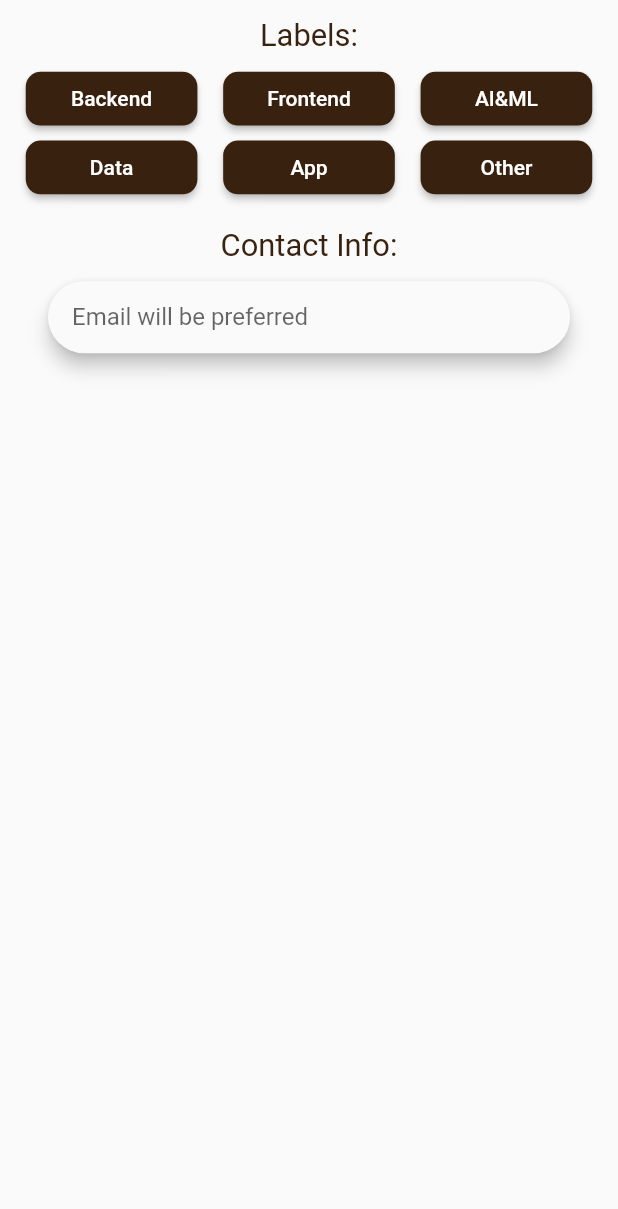
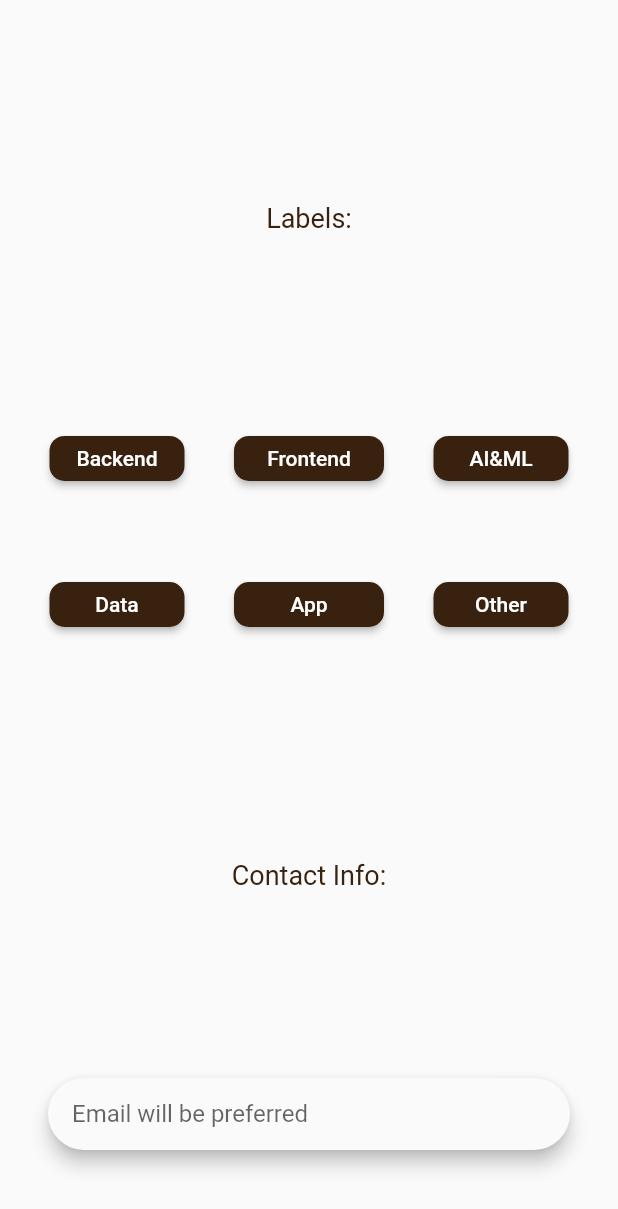
Before and after one commit to Code4Good-UWMadison/UWanted, a Flutter app: the BottomPart widget shown alone on an empty page, opened directly, on a phone screen of 412 x 824 dp. Shown: the top 1209 px of the screen. Run offline on Flutter 3.47's test engine with Material 2 defaults, Android fonts, the phone set to English and light mode, and no system bars; our stand-ins replace cloud_firestore, firebase_auth; accounts and stored records are empty.

Commit message:
Adapt the original version of SendRequest

```diff
--- a/lib/pages/send_request.dart
+++ b/lib/pages/send_request.dart
@@ -1,31 +1,30 @@
 import 'package:flutter/material.dart';
-import 'package:flutter_screenutil/flutter_screenutil.dart';
 import '../services/authentication.dart';
 
+// void main() =>runApp(MyApp());
+
+// class App extends StatelessWidget {
+//   // This widget is the root of your application.
+//   @override
+//   Widget build(BuildContext context) {
+//     return MaterialApp(
+//         title: 'Send Request',
+//         home: new Request(),
+//         // theme: new ThemeData(primarySwatch: Colors.brown) //themeData
+//         ); //Material app
+//   }
+// }
 
 class SendRequest extends StatelessWidget {
-    SendRequest({Key key, this.auth, this.userId})
-      : super(key: key);
+  SendRequest({Key key, this.auth, this.userId}) : super(key: key);
   final BaseAuth auth;
   final String userId;
   @override
   Widget build(BuildContext context) {
-    ScreenUtil.instance = ScreenUtil(width: 640, height: 1136)..init(context);
-    return MaterialApp(
-        title: 'Send Request',
-        home: new Request(),
-        theme: new ThemeData(primarySwatch: Colors.brown) //themeData
-        ); //Material app
-  }
-}
-
-class Request extends StatelessWidget {
-  @override
-  Widget build(BuildContext context) {
     return Scaffold(
-      body: Column(
-        mainAxisSize: MainAxisSize.max,
-        crossAxisAlignment: CrossAxisAlignment.center,
+      body: ListView(
+        // mainAxisSize: MainAxisSize.max,
+        // crossAxisAlignment: CrossAxisAlignment.center,
         children: <Widget>[
           TopPart(),
           BottomPart(),
@@ -60,33 +59,33 @@ class _TopPartState extends State<TopPart> {
         ClipPath(
           clipper: CustomShapeClipper(),
           child: Container(
-            height: ScreenUtil.getInstance().setHeight(500),
+            height: 500.0,
             decoration: BoxDecoration(color: Colors.brown),
             child: Column(
               mainAxisSize: MainAxisSize.max,
               crossAxisAlignment: CrossAxisAlignment.center,
               children: <Widget>[
                 SizedBox(
-                  height: ScreenUtil.getInstance().setHeight(50),
+                  height: 50.0,
                 ),
                 Text(
                   "SEND REQUEST",
                   style: TextStyle(
-                      fontSize: ScreenUtil.getInstance().setSp(24),
+                      fontSize: 24.0,
                       color: Colors.white,
                       decoration: TextDecoration.none),
                   textAlign: TextAlign.center,
                 ),
-                SizedBox(height: ScreenUtil.getInstance().setHeight(50),),
+                SizedBox(height: 50.0),
                 Text(
                   "Short Description:",
                   style: TextStyle(
-                      fontSize: ScreenUtil.getInstance().setSp(18),
+                      fontSize: 18.0,
                       color: textColor,
                       decoration: TextDecoration.none),
                   textAlign: TextAlign.left,
                 ),
-                SizedBox(height: ScreenUtil.getInstance().setHeight(20)),
+                SizedBox(height: 20.0),
                 Padding(
                   padding: EdgeInsets.symmetric(
                     horizontal: 32.0,
@@ -108,16 +107,16 @@ class _TopPartState extends State<TopPart> {
                   ), //Material
                 ), //padding
 
-                SizedBox(height: ScreenUtil.getInstance().setHeight(30)),
+                SizedBox(height: 30.0),
                 Text(
                   "Details:",
                   style: TextStyle(
-                      fontSize: ScreenUtil.getInstance().setSp(18),
+                      fontSize: 18.0,
                       color: textColor,
                       decoration: TextDecoration.none),
                   textAlign: TextAlign.left,
                 ),
-                SizedBox(height: ScreenUtil.getInstance().setHeight(20)),
+                SizedBox(height: 20.0),
                 Container(
                   height: 100,
                   child: Padding(
@@ -220,41 +219,43 @@ class BottomPartState extends State<BottomPart> {
   @override
   Widget build(BuildContext context) {
     return Column(
+        mainAxisAlignment: MainAxisAlignment.spaceEvenly,
+        crossAxisAlignment: CrossAxisAlignment.center,
         children: <Widget>[
           SizedBox(
-            height: ScreenUtil.getInstance().setHeight(10),
+            height: 20.0,
           ),
           Text(
             "Labels:",
             style: TextStyle(
-                fontSize: ScreenUtil.getInstance().setSp(18),
+                fontSize: 18.0,
                 color: textColor,
                 decoration: TextDecoration.none),
             textAlign: TextAlign.center,
           ),
-          SizedBox(height: ScreenUtil.getInstance().setHeight(10)),
+          SizedBox(height: 20.0),
           Row(
             mainAxisAlignment: MainAxisAlignment.spaceEvenly,
             children: <Widget>[
               new SizedBox(
-                width: ScreenUtil.getInstance().setWidth(100),
-                height: ScreenUtil.getInstance().setHeight(30),
+                width: 90,
+                height: 30,
                 child: LabelWidget(Text(
                   'Backend',
                   style: TextStyle(color: Colors.white),
                 )),
               ),
               new SizedBox(
-                width: ScreenUtil.getInstance().setWidth(100),
-                height: ScreenUtil.getInstance().setHeight(30),
+                width: 100,
+                height: 30,
                 child: LabelWidget(Text(
                   'Frontend',
                   style: TextStyle(color: Colors.white),
                 )),
               ),
               new SizedBox(
-               width: ScreenUtil.getInstance().setWidth(100),
-                height: ScreenUtil.getInstance().setHeight(30),
+                width: 90,
+                height: 30,
                 child: LabelWidget(Text(
                   'AI&ML',
                   style: TextStyle(color: Colors.white),
@@ -268,24 +269,24 @@ class BottomPartState extends State<BottomPart> {
               mainAxisAlignment: MainAxisAlignment.spaceEvenly,
               children: <Widget>[
                 new SizedBox(
-                  width: ScreenUtil.getInstance().setWidth(100),
-                  height: ScreenUtil.getInstance().setHeight(30),
+                  width: 90,
+                  height: 30,
                   child: LabelWidget(Text(
                     'Data',
                     style: TextStyle(color: Colors.white),
                   )),
                 ),
                 new SizedBox(
-                  width: ScreenUtil.getInstance().setWidth(100),
-                  height: ScreenUtil.getInstance().setHeight(30),
+                  width: 100,
+                  height: 30,
                   child: LabelWidget(Text(
                     'App',
                     style: TextStyle(color: Colors.white),
                   )),
                 ),
                 new SizedBox(
-                  width: ScreenUtil.getInstance().setWidth(100),
-                  height: ScreenUtil.getInstance().setHeight(30),
+                  width: 90,
+                  height: 30,
                   child: LabelWidget(Text(
                     'Other',
                     style: TextStyle(color: Colors.white),
@@ -295,16 +296,16 @@ class BottomPartState extends State<BottomPart> {
             ),
           ),
 
-          SizedBox(height: ScreenUtil.getInstance().setHeight(10)),
+          SizedBox(height: 30.0),
           Text(
             "Contact Info:",
             style: TextStyle(
-                fontSize: ScreenUtil.getInstance().setSp(18),
+                fontSize: 18.0,
                 color: textColor,
                 decoration: TextDecoration.none),
             textAlign: TextAlign.left,
           ),
-          SizedBox(height: ScreenUtil.getInstance().setHeight(10)),
+          SizedBox(height: 10.0),
           Padding(
             padding: EdgeInsets.symmetric(
               horizontal: 32.0,
```
